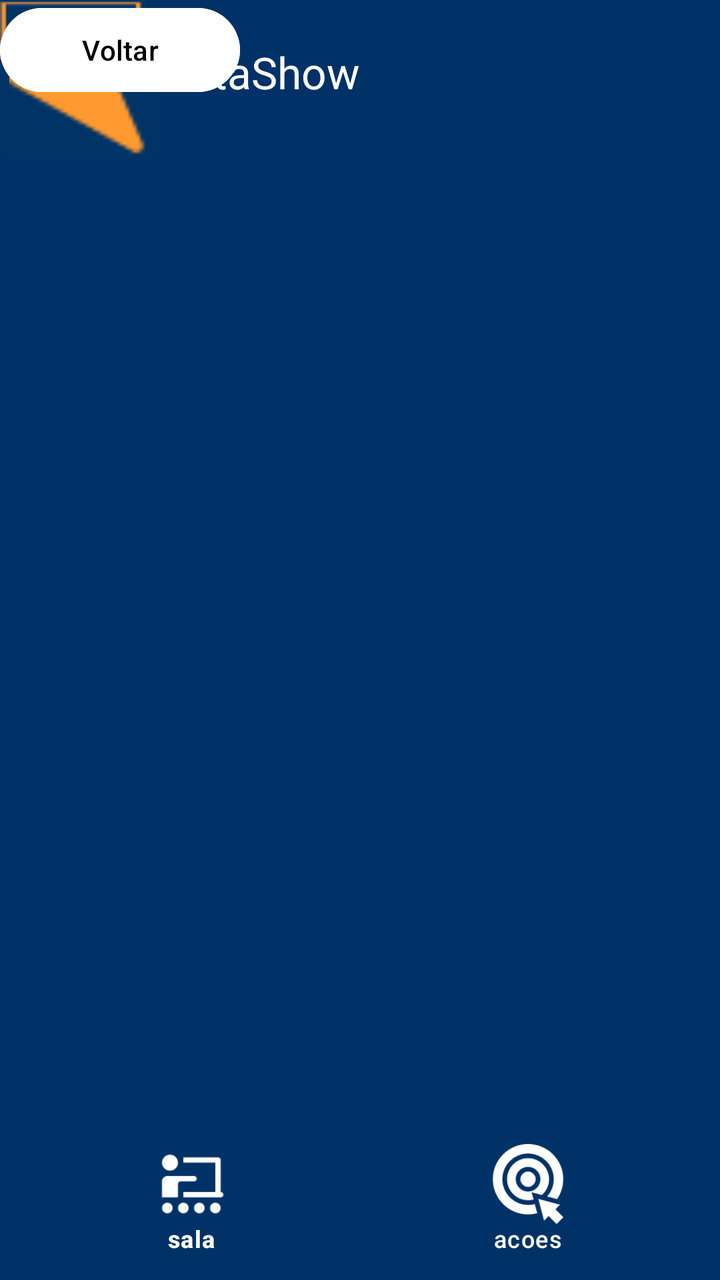
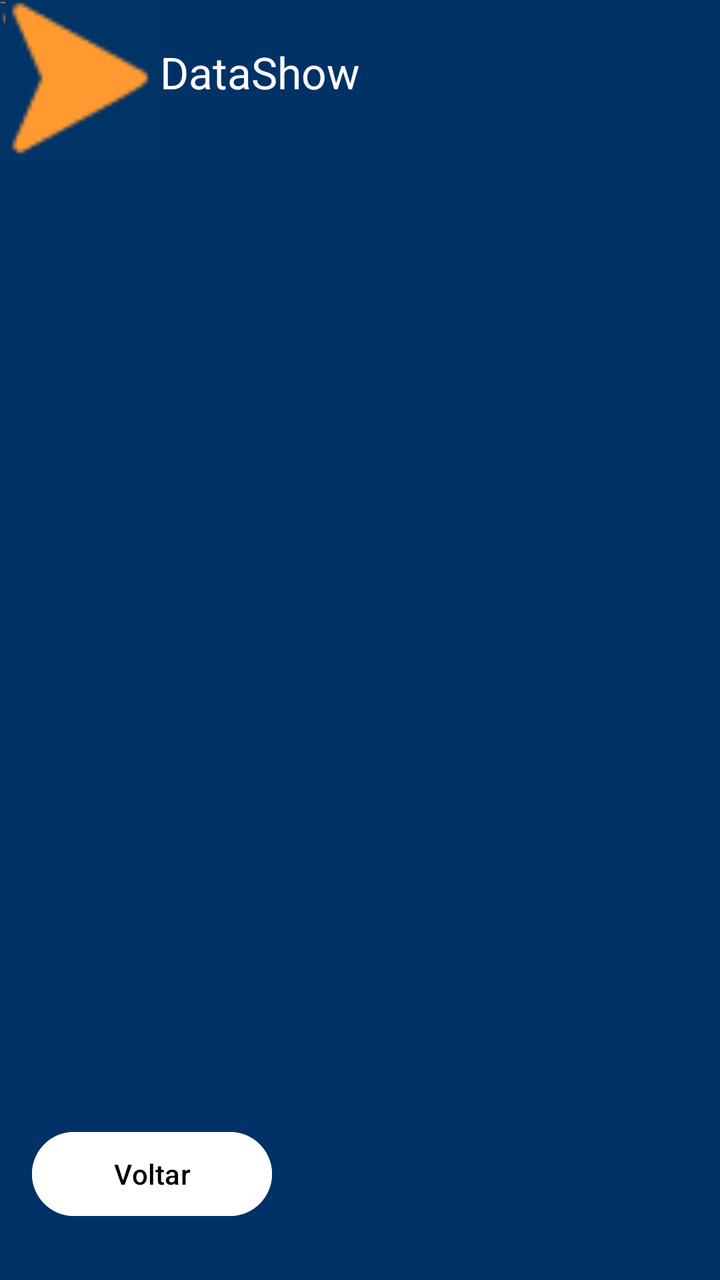

Compare the two renders of this Android layout. The source of the first and the diff that turns it into the second are given below.
<!-- AndroidManifest.xml: application theme Theme.IFControl3 -->
<!-- res/layout/activity_datashow.xml -->
<?xml version="1.0" encoding="utf-8"?>
<androidx.constraintlayout.widget.ConstraintLayout xmlns:android="http://schemas.android.com/apk/res/android"
    xmlns:app="http://schemas.android.com/apk/res-auto"
    xmlns:tools="http://schemas.android.com/tools"
    android:layout_width="match_parent"
    android:layout_height="match_parent"
    android:background="@color/ifcontrolpanel"
    tools:context=".MenuActivity">

    <androidx.appcompat.widget.Toolbar
        android:id="@+id/toolbar"
        android:layout_width="match_parent"
        android:layout_height="wrap_content"
        android:layout_marginTop="4dp"
        android:background="?attr/colorPrimary"
        android:theme="@style/ThemeOverlay.AppCompat.Dark.ActionBar"
        app:layout_constraintTop_toTopOf="parent"
        app:logo="@drawable/ifcontrol3_logo"
        app:popupTheme="@style/ThemeOverlay.AppCompat.Light"
        app:title="DataShow"
        app:titleMarginStart="30dp"
        tools:layout_editor_absoluteX="0dp" />

    <com.google.android.material.bottomnavigation.BottomNavigationView
        android:id="@+id/bnv_botton"
        android:layout_width="match_parent"
        android:layout_height="wrap_content"
        android:padding="0dp"
        app:backgroundTint="@color/ifcontrolpanel"
        app:itemIconSize="40dp"
        app:itemIconTint="@color/white"
        app:itemTextColor="@color/white"
        app:labelVisibilityMode="labeled"
        app:layout_constraintBottom_toBottomOf="parent"
        app:layout_constraintEnd_toEndOf="parent"
        app:layout_constraintStart_toStartOf="parent"
        app:menu="@menu/bottom_tabs">

    </com.google.android.material.bottomnavigation.BottomNavigationView>

    <ImageView
        android:id="@+id/imageViewOK"
        android:layout_width="80dp"
        android:layout_height="80dp"
        app:srcCompat="@drawable/ok"
        tools:ignore="MissingConstraints"
        tools:layout_editor_absoluteX="170dp"
        tools:layout_editor_absoluteY="218dp" />

    <ImageView
        android:id="@+id/imageViewCima"
        android:layout_width="80dp"
        android:layout_height="80dp"
        app:srcCompat="@drawable/para_cima"
        tools:ignore="MissingConstraints"
        tools:layout_editor_absoluteX="170dp"
        tools:layout_editor_absoluteY="131dp" />

    <ImageView
        android:id="@+id/imageViewDireita"
        android:layout_width="80dp"
        android:layout_height="80dp"
        app:srcCompat="@drawable/direita"
        tools:ignore="MissingConstraints"
        tools:layout_editor_absoluteX="255dp"
        tools:layout_editor_absoluteY="218dp" />

    <ImageView
        android:id="@+id/imageViewBaixo"
        android:layout_width="80dp"
        android:layout_height="80dp"
        app:srcCompat="@drawable/para_baixo"
        tools:ignore="MissingConstraints"
        tools:layout_editor_absoluteX="170dp"
        tools:layout_editor_absoluteY="301dp" />

    <ImageView
        android:id="@+id/imageViewEsquerda"
        android:layout_width="80dp"
        android:layout_height="80dp"
        app:srcCompat="@drawable/esquerda"
        tools:ignore="MissingConstraints"
        tools:layout_editor_absoluteX="84dp"
        tools:layout_editor_absoluteY="218dp" />

    <ImageView
        android:id="@+id/imageViewEsc"
        android:layout_width="wrap_content"
        android:layout_height="wrap_content"
        app:srcCompat="@drawable/esc"
        tools:layout_editor_absoluteX="178dp"
        tools:layout_editor_absoluteY="421dp"
        tools:ignore="MissingConstraints" />

    <ImageView
        android:id="@+id/imageViewFreeze"
        android:layout_width="wrap_content"
        android:layout_height="wrap_content"
        app:srcCompat="@drawable/freeze"
        tools:layout_editor_absoluteX="98dp"
        tools:layout_editor_absoluteY="422dp"
        tools:ignore="MissingConstraints" />

    <ImageView
        android:id="@+id/imageViewMenu"
        android:layout_width="wrap_content"
        android:layout_height="wrap_content"
        app:srcCompat="@drawable/menu"
        tools:layout_editor_absoluteX="257dp"
        tools:layout_editor_absoluteY="421dp"
        tools:ignore="MissingConstraints" />

    <Button
        android:id="@+id/buttonVoltar"
        android:layout_width="120dp"
        android:layout_height="50dp"
        android:backgroundTint="@color/white"
        android:text="Voltar"
        android:textColor="@color/black"
        tools:ignore="MissingConstraints"
        tools:layout_editor_absoluteX="145dp"
        tools:layout_editor_absoluteY="488dp" />

</androidx.constraintlayout.widget.ConstraintLayout>
<!-- resources referenced by this layout -->
<resources>
  <color name="black">#FF000000</color>
  <color name="ifcontrolpanel">#003267</color>
  <color name="white">#FFFFFFFF</color>
  <!-- drawable direita: png bitmap (drawable, 656 bytes) -->
  <!-- drawable esc: png bitmap (drawable, 386 bytes) -->
  <!-- drawable esquerda: png bitmap (drawable, 629 bytes) -->
  <!-- drawable freeze: png bitmap (drawable, 424 bytes) -->
  <!-- drawable ifcontrol3_logo: jpg bitmap (drawable, 1687 bytes) -->
  <!-- drawable menu: png bitmap (drawable, 441 bytes) -->
  <!-- drawable ok: png bitmap (drawable, 1532 bytes) -->
  <!-- drawable para_baixo: png bitmap (drawable, 661 bytes) -->
  <!-- drawable para_cima: png bitmap (drawable, 661 bytes) -->
  <style name="Theme.IFControl3" parent="Base.Theme.IFControl3" />
  <style name="Base.Theme.IFControl3" parent="Theme.Material3.DayNight.NoActionBar">
          <item name="colorPrimary">@color/ifcontrolpanel</item>
          <item name="android:actionMenuTextColor">@color/white</item>
          
          
      </style>
</resources>

<!-- the commit's change to res/layout/activity_datashow.xml (unified diff, before → after) -->
@@ -21,31 +21,41 @@
         app:titleMarginStart="30dp"
         tools:layout_editor_absoluteX="0dp" />
 
-    <com.google.android.material.bottomnavigation.BottomNavigationView
-        android:id="@+id/bnv_botton"
-        android:layout_width="match_parent"
-        android:layout_height="wrap_content"
-        android:padding="0dp"
-        app:backgroundTint="@color/ifcontrolpanel"
-        app:itemIconSize="40dp"
-        app:itemIconTint="@color/white"
-        app:itemTextColor="@color/white"
-        app:labelVisibilityMode="labeled"
-        app:layout_constraintBottom_toBottomOf="parent"
-        app:layout_constraintEnd_toEndOf="parent"
-        app:layout_constraintStart_toStartOf="parent"
-        app:menu="@menu/bottom_tabs">
-
-    </com.google.android.material.bottomnavigation.BottomNavigationView>
-
     <ImageView
         android:id="@+id/imageViewOK"
         android:layout_width="80dp"
         android:layout_height="80dp"
         app:srcCompat="@drawable/ok"
         tools:ignore="MissingConstraints"
-        tools:layout_editor_absoluteX="170dp"
-        tools:layout_editor_absoluteY="218dp" />
+        tools:layout_editor_absoluteX="158dp"
+        tools:layout_editor_absoluteY="288dp" />
+
+    <ImageView
+        android:id="@+id/imageViewMenu"
+        android:layout_width="wrap_content"
+        android:layout_height="wrap_content"
+        app:srcCompat="@drawable/menu"
+        tools:ignore="MissingConstraints"
+        tools:layout_editor_absoluteX="245dp"
+        tools:layout_editor_absoluteY="491dp" />
+
+    <ImageView
+        android:id="@+id/imageViewFreeze"
+        android:layout_width="wrap_content"
+        android:layout_height="wrap_content"
+        app:srcCompat="@drawable/freeze"
+        tools:ignore="MissingConstraints"
+        tools:layout_editor_absoluteX="86dp"
+        tools:layout_editor_absoluteY="492dp" />
+
+    <ImageView
+        android:id="@+id/imageViewEsc"
+        android:layout_width="wrap_content"
+        android:layout_height="wrap_content"
+        app:srcCompat="@drawable/esc"
+        tools:ignore="MissingConstraints"
+        tools:layout_editor_absoluteX="166dp"
+        tools:layout_editor_absoluteY="491dp" />
 
     <ImageView
         android:id="@+id/imageViewCima"
@@ -53,8 +63,26 @@
         android:layout_height="80dp"
         app:srcCompat="@drawable/para_cima"
         tools:ignore="MissingConstraints"
-        tools:layout_editor_absoluteX="170dp"
-        tools:layout_editor_absoluteY="131dp" />
+        tools:layout_editor_absoluteX="158dp"
+        tools:layout_editor_absoluteY="201dp" />
+
+    <ImageView
+        android:id="@+id/imageViewBaixo"
+        android:layout_width="80dp"
+        android:layout_height="80dp"
+        app:srcCompat="@drawable/para_baixo"
+        tools:ignore="MissingConstraints"
+        tools:layout_editor_absoluteX="158dp"
+        tools:layout_editor_absoluteY="371dp" />
+
+    <ImageView
+        android:id="@+id/imageViewEsquerda"
+        android:layout_width="80dp"
+        android:layout_height="80dp"
+        app:srcCompat="@drawable/esquerda"
+        tools:ignore="MissingConstraints"
+        tools:layout_editor_absoluteX="72dp"
+        tools:layout_editor_absoluteY="288dp" />
 
     <ImageView
         android:id="@+id/imageViewDireita"
@@ -62,63 +90,20 @@
         android:layout_height="80dp"
         app:srcCompat="@drawable/direita"
         tools:ignore="MissingConstraints"
-        tools:layout_editor_absoluteX="255dp"
-        tools:layout_editor_absoluteY="218dp" />
-
-    <ImageView
-        android:id="@+id/imageViewBaixo"
-        android:layout_width="80dp"
-        android:layout_height="80dp"
-        app:srcCompat="@drawable/para_baixo"
-        tools:ignore="MissingConstraints"
-        tools:layout_editor_absoluteX="170dp"
-        tools:layout_editor_absoluteY="301dp" />
-
-    <ImageView
-        android:id="@+id/imageViewEsquerda"
-        android:layout_width="80dp"
-        android:layout_height="80dp"
-        app:srcCompat="@drawable/esquerda"
-        tools:ignore="MissingConstraints"
-        tools:layout_editor_absoluteX="84dp"
-        tools:layout_editor_absoluteY="218dp" />
-
-    <ImageView
-        android:id="@+id/imageViewEsc"
-        android:layout_width="wrap_content"
-        android:layout_height="wrap_content"
-        app:srcCompat="@drawable/esc"
-        tools:layout_editor_absoluteX="178dp"
-        tools:layout_editor_absoluteY="421dp"
-        tools:ignore="MissingConstraints" />
-
-    <ImageView
-        android:id="@+id/imageViewFreeze"
-        android:layout_width="wrap_content"
-        android:layout_height="wrap_content"
-        app:srcCompat="@drawable/freeze"
-        tools:layout_editor_absoluteX="98dp"
-        tools:layout_editor_absoluteY="422dp"
-        tools:ignore="MissingConstraints" />
-
-    <ImageView
-        android:id="@+id/imageViewMenu"
-        android:layout_width="wrap_content"
-        android:layout_height="wrap_content"
-        app:srcCompat="@drawable/menu"
-        tools:layout_editor_absoluteX="257dp"
-        tools:layout_editor_absoluteY="421dp"
-        tools:ignore="MissingConstraints" />
+        tools:layout_editor_absoluteX="243dp"
+        tools:layout_editor_absoluteY="288dp" />
 
     <Button
         android:id="@+id/buttonVoltar"
         android:layout_width="120dp"
         android:layout_height="50dp"
+        android:layout_marginStart="16dp"
+        android:layout_marginBottom="28dp"
         android:backgroundTint="@color/white"
         android:text="Voltar"
         android:textColor="@color/black"
-        tools:ignore="MissingConstraints"
-        tools:layout_editor_absoluteX="145dp"
-        tools:layout_editor_absoluteY="488dp" />
+        app:layout_constraintBottom_toBottomOf="parent"
+        app:layout_constraintStart_toStartOf="parent"
+        tools:ignore="MissingConstraints" />
 
 </androidx.constraintlayout.widget.ConstraintLayout>
